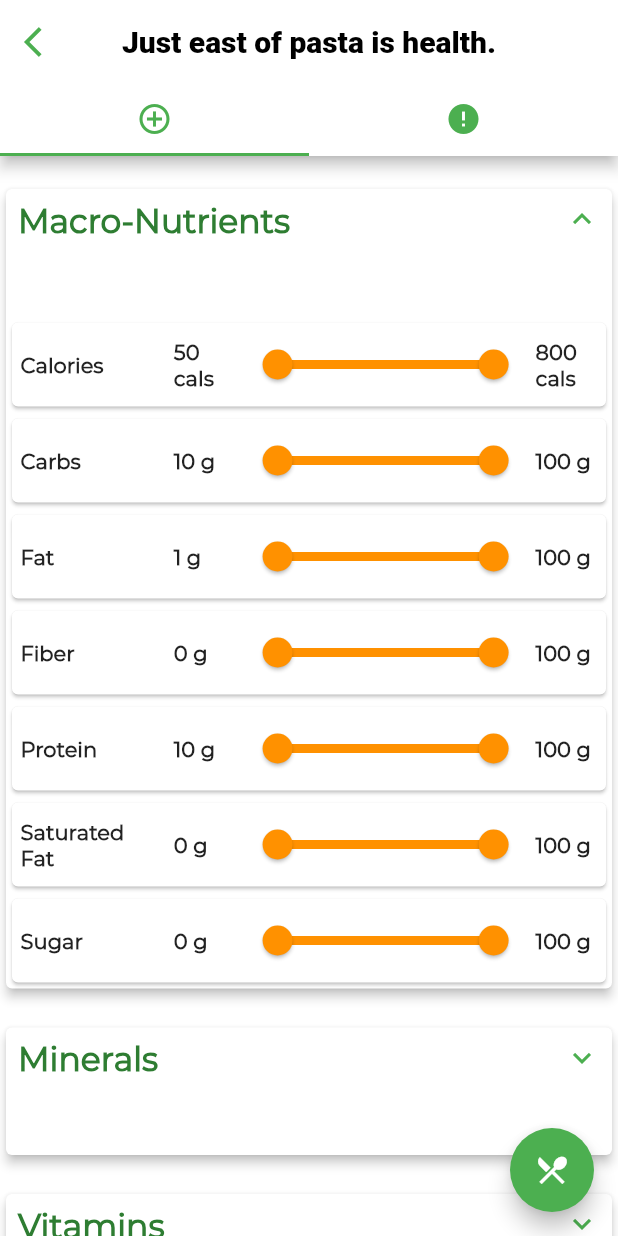
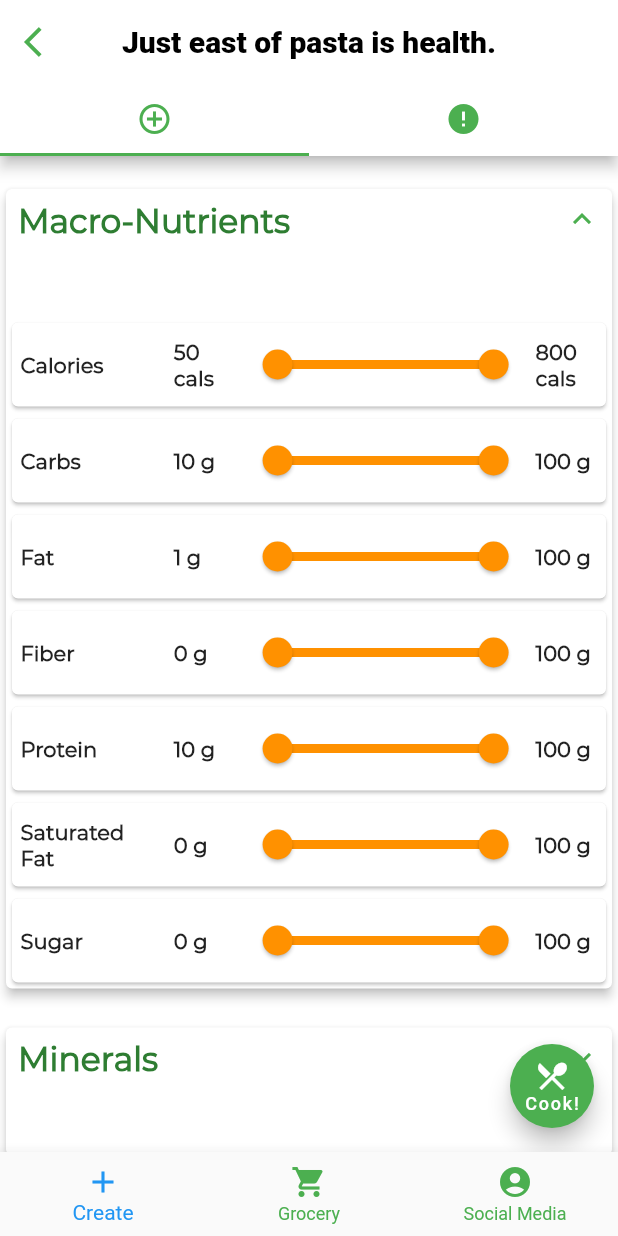
Before and after one commit to frischsl/fstfd_Flutter_UI, a Flutter app: the screen it shows after launch, after a tap on "Create", on a phone screen of 412 x 824 dp. Run offline on Flutter 3.47's test engine with Material 2 defaults, Android fonts, the phone set to English and light mode, and no system bars; drawn by our look-alikes of expandable; our stand-ins replace carousel_slider, line_icons; missing offline and left inert: dart:ffi, flutter_counter; network calls fail.

Commit message:
Organize screens and implement consistent bottomNavBar

```diff
--- a/lib/components/CreateNewMealPlanBtn.dart
+++ b/lib/components/Main/CreateNewMealPlanBtn.dart
@@ -1,7 +1,7 @@
-import 'package:fast_food/screens/NutrientSelectionScreen.dart';
+import 'file:///C:/Users/samfr/AndroidStudioProjects/fstfd/lib/screens/Main/NutrientSelectionScreen.dart';
 import 'package:flutter/material.dart';
 
-import '../constants.dart';
+import '../../constants.dart';
 
 class CreateNewMealPlanBtn extends StatefulWidget {
   @override
--- a/lib/components/PreviousMealPlanBtn.dart
+++ b/lib/components/Main/PreviousMealPlanBtn.dart
@@ -1,6 +1,6 @@
 import 'package:flutter/material.dart';
 
-import '../constants.dart';
+import '../../constants.dart';
 
 class PreviousMealPlanBtn extends StatefulWidget {
   final String title;
--- a/lib/components/RecipeCard.dart
+++ b/lib/components/Main/RecipeCard.dart
@@ -1,4 +1,4 @@
-import 'package:fast_food/screens/RecipeDetails.dart';
+import 'file:///C:/Users/samfr/AndroidStudioProjects/fstfd/lib/screens/Main/RecipeDetails.dart';
 import 'package:flutter/cupertino.dart';
 import 'package:flutter/material.dart';
 import 'package:fast_food/constants.dart';
--- a/lib/main.dart
+++ b/lib/main.dart
@@ -1,14 +1,13 @@
-import 'package:fast_food/screens/MainPageScreen.dart';
-import 'package:fast_food/screens/NutrientSelectionScreen.dart';
-import 'package:fast_food/screens/RecipeDetails.dart';
-import 'package:fast_food/screens/WeeklyOverview.dart';
+import 'file:///C:/Users/samfr/AndroidStudioProjects/fstfd/lib/screens/Main/MainPageScreen.dart';
+import 'file:///C:/Users/samfr/AndroidStudioProjects/fstfd/lib/screens/Main/NutrientSelectionScreen.dart';
+import 'file:///C:/Users/samfr/AndroidStudioProjects/fstfd/lib/screens/Main/RecipeDetails.dart';
+import 'package:fast_food/screens/TabsScreen.dart';
+import 'file:///C:/Users/samfr/AndroidStudioProjects/fstfd/lib/screens/Main/WeeklyOverview.dart';
 import 'package:fast_food/screens/recipe_detail.dart';
 import 'package:fast_food/screens/weekly_meal_plan_overview.dart';
 import 'package:fast_food/screens/testing_grounds.dart';
 import 'package:flutter/cupertino.dart';
 import 'package:flutter/material.dart';
-import 'Components/gBottomNavBar.dart';
-import 'package:google_nav_bar/google_nav_bar.dart';
 import 'package:line_icons/line_icons.dart';
 
 void main() {
@@ -26,8 +25,7 @@ class MyApp extends StatelessWidget {
           visualDensity: VisualDensity.adaptivePlatformDensity,
           primaryColor: Colors.green,
           unselectedWidgetColor: Colors.green),
-//      home: Example(),
-      initialRoute: '/MainPageScreen',
+      initialRoute: '/TabsScreen',
       routes: {
         '/recipe_detail': (context) => recipe_detail(),
         '/weekly_meal_plan_overview': (context) => weekly_meal_plan_overview(),
@@ -36,6 +34,7 @@ class MyApp extends StatelessWidget {
         '/NutrientSelectionScreen': (context) => NutrientSelectionScreen(),
         '/MainPageScreen': (context) => MainPageScreen(),
         '/RecipeDetails': (context) => RecipeDetails(),
+        '/TabsScreen': (context) => TabsScreen(),
       },
     );
   }
--- /dev/null
+++ b/lib/screens/Main/MainPageScreen.dart
@@ -0,0 +1,74 @@
+import 'dart:ffi';
+
+import 'file:///C:/Users/samfr/AndroidStudioProjects/fstfd/lib/components/Main/CreateNewMealPlanBtn.dart';
+import 'file:///C:/Users/samfr/AndroidStudioProjects/fstfd/lib/components/Main/PreviousMealPlanBtn.dart';
+import 'package:flutter/material.dart';
+
+import '../../constants.dart';
+
+class MainPageScreen extends StatefulWidget {
+  @override
+  _MainPageScreenState createState() => _MainPageScreenState();
+}
+
+class _MainPageScreenState extends State<MainPageScreen> {
+  @override
+  Widget build(BuildContext context) {
+    return Scaffold(
+      appBar: AppBar(
+        backgroundColor: Colors.white,
+        title: Text(
+          "Let's get started.",
+          style: cardTextStyleTitle,
+        ),
+        centerTitle: true,
+      ),
+      body: SafeArea(
+        child: SingleChildScrollView(
+          child: Center(
+            child: Column(
+              children: [
+                SizedBox(height: 20.0),
+                CreateNewMealPlanBtn(),
+                SizedBox(
+                  height: 8.0,
+                ),
+                PreviousMealPlanBtn(
+                  title: "Carby Body",
+                  subParams: "100g Carbs, 0g Fat",
+                  icon: Icon(Icons.alarm_off),
+                ),
+                PreviousMealPlanBtn(
+                  title: "Test",
+                  subParams: "Params",
+                  icon: Icon(Icons.archive),
+                ),
+                PreviousMealPlanBtn(
+                  title: "Test",
+                  subParams: "Params",
+                  icon: Icon(Icons.add_circle_outline),
+                ),
+                SizedBox(
+                  width: MediaQuery.of(context).size.width * 0.77,
+                  child: ListView.builder(
+                    physics: NeverScrollableScrollPhysics(),
+                    shrinkWrap: true,
+                    itemCount: 5, //MacroNutrientBuilderList.length ?? 1,
+                    itemBuilder: (context, index) {
+                      return PreviousMealPlanBtn(
+                        title: "Pizza Boy",
+                        subParams: "100g Sat. Fat",
+                        icon: Icon(Icons.local_pizza),
+                      );
+                      // return MacroNutrientBuilderList[index];
+                    },
+                  ),
+                ),
+              ],
+            ),
+          ),
+        ),
+      ),
+    );
+  }
+}
--- a/lib/screens/NutrientSelectionScreen.dart
+++ b/lib/screens/Main/NutrientSelectionScreen.dart
@@ -1,9 +1,9 @@
-import 'package:fast_food/screens/WeeklyOverview.dart';
+import 'file:///C:/Users/samfr/AndroidStudioProjects/fstfd/lib/screens/Main/WeeklyOverview.dart';
 import 'package:fast_food/screens/testingScreen.dart';
 import 'package:flutter/material.dart';
 import 'package:expandable/expandable.dart';
-import '../constants.dart';
-import 'package:fast_food/components/groupedCheckboxes_edited.dart';
+import '../../constants.dart';
+import 'file:///C:/Users/samfr/AndroidStudioProjects/fstfd/lib/components/Main/groupedCheckboxes_edited.dart';
 
 var NutrientParams = {};
 const heightBetween = 18.0;
@@ -93,7 +93,17 @@ class _NutrientSelectionScreenState extends State<NutrientSelectionScreen> {
         ]),
         floatingActionButton: FloatingActionButton(
           backgroundColor: Colors.green,
-          child: Icon(Icons.restaurant_menu),
+          splashColor: Colors.orange,
+          child: Column(
+            mainAxisAlignment: MainAxisAlignment.center,
+            children: [
+              Icon(Icons.restaurant_menu),
+              Text(
+                "Cook!",
+                style: TextStyle(fontSize: 12.0),
+              ),
+            ],
+          ),
           onPressed: () {
             Navigator.pushReplacement(
               context,
--- a/lib/screens/MainPageScreen.dart
+++ /dev/null
@@ -1,166 +0,0 @@
-import 'dart:ffi';
-
-import 'package:fast_food/components/CreateNewMealPlanBtn.dart';
-import 'package:fast_food/components/PreviousMealPlanBtn.dart';
-import 'package:flutter/material.dart';
-
-import '../constants.dart';
-import 'WeeklyOverview.dart';
-
-class MainPageScreen extends StatefulWidget {
-  @override
-  _MainPageScreenState createState() => _MainPageScreenState();
-}
-
-class _MainPageScreenState extends State<MainPageScreen> {
-  int _currentIndex = 0;
-
-  @override
-  Widget build(BuildContext context) {
-    return Scaffold(
-      appBar: AppBar(
-        backgroundColor: Colors.white,
-        title: Text(
-          "Let's get started.",
-          style: cardTextStyleTitle,
-        ),
-        centerTitle: true,
-      ),
-      body: SafeArea(
-        child: SingleChildScrollView(
-          child: Center(
-            child: Column(
-              children: [
-                SizedBox(height: 20.0),
-                CreateNewMealPlanBtn(),
-                SizedBox(
-                  height: 8.0,
-                ),
-                PreviousMealPlanBtn(
-                  title: "Carby Body",
-                  subParams: "100g Carbs, 0g Fat",
-                  icon: Icon(Icons.alarm_off),
-                ),
-                PreviousMealPlanBtn(
-                  title: "Test",
-                  subParams: "Params",
-                  icon: Icon(Icons.archive),
-                ),
-                PreviousMealPlanBtn(
-                  title: "Test",
-                  subParams: "Params",
-                  icon: Icon(Icons.add_circle_outline),
-                ),
-                SizedBox(
-                  width: MediaQuery.of(context).size.width * 0.77,
-                  child: ListView.builder(
-                    physics: NeverScrollableScrollPhysics(),
-                    shrinkWrap: true,
-                    itemCount: 5, //MacroNutrientBuilderList.length ?? 1,
-                    itemBuilder: (context, index) {
-                      return PreviousMealPlanBtn(
-                        title: "Pizza Boy",
-                        subParams: "100g Sat. Fat",
-                        icon: Icon(Icons.local_pizza),
-                      );
-                      // return MacroNutrientBuilderList[index];
-                    },
-                  ),
-                ),
-              ],
-            ),
-          ),
-        ),
-      ),
-      bottomNavigationBar: BottomNavigationBar(
-        currentIndex: _currentIndex,
-        backgroundColor: Colors.white,
-        onTap: (int index) {
-          switch (index) {
-            case 0:
-              {}
-              break;
-
-            case 1:
-              {
-                Navigator.pushReplacement(
-                  context,
-                  MaterialPageRoute(
-                    builder: (context) => WeeklyOverview(
-                      nutritionalParams: {}, // TODO: This will have to be the most recent meal plan
-                    ),
-                  ),
-                );
-              }
-              break;
-
-            case 2:
-              {
-                Navigator.pushReplacement(
-                  context,
-                  MaterialPageRoute(
-                    builder: (context) => MainPageScreen(),
-                  ),
-                );
-              }
-              break;
-
-            case 3:
-              {
-                Navigator.pushReplacement(
-                  context,
-                  MaterialPageRoute(
-                    builder: (context) => MainPageScreen(),
-                  ),
-                );
-              }
-              break;
-          }
-        },
-        items: [
-          BottomNavigationBarItem(
-            icon: Icon(
-              Icons.add,
-              color: Colors.green,
-            ),
-            backgroundColor: Colors.white,
-            title: Text(
-              "Create",
-              style: TextStyle(color: Colors.green),
-            ),
-          ),
-          BottomNavigationBarItem(
-            icon: Icon(
-              Icons.restaurant_menu,
-              color: Colors.green,
-            ),
-            title: Text(
-              "Meal Plan",
-              style: TextStyle(color: Colors.green),
-            ),
-          ),
-          BottomNavigationBarItem(
-            icon: Icon(
-              Icons.shopping_cart,
-              color: Colors.green,
-            ),
-            title: Text(
-              "Grocery",
-              style: TextStyle(color: Colors.green),
-            ),
-          ),
-          BottomNavigationBarItem(
-            icon: Icon(
-              Icons.account_circle,
-              color: Colors.green,
-            ),
-            title: Text(
-              "Social",
-              style: TextStyle(color: Colors.green),
-            ),
-          )
-        ],
-      ),
-    );
-  }
-}
--- /dev/null
+++ b/lib/screens/TabsScreen.dart
@@ -0,0 +1,90 @@
+import 'package:fast_food/screens/Main/MainPageScreen.dart';
+import 'package:flutter/material.dart';
+
+class TabsScreen extends StatefulWidget {
+  @override
+  _TabsScreenState createState() => _TabsScreenState();
+}
+
+class _TabsScreenState extends State<TabsScreen> {
+  int _currentIndex = 0;
+
+  final _mainPageScreen = GlobalKey<NavigatorState>();
+  final _groceryList = GlobalKey<NavigatorState>();
+  final _socialMedia = GlobalKey<NavigatorState>();
+
+  @override
+  Widget build(BuildContext context) {
+    return Scaffold(
+      body: IndexedStack(
+        index: _currentIndex,
+        children: <Widget>[
+          Navigator(
+            key: _mainPageScreen,
+            onGenerateRoute: (route) => MaterialPageRoute(
+              settings: route,
+              builder: (context) => MainPageScreen(),
+            ),
+          ),
+          Navigator(
+            key: _groceryList,
+            onGenerateRoute: (route) => MaterialPageRoute(
+              settings: route,
+              builder: (context) => MainPageScreen(),
+            ),
+          ),
+          Navigator(
+            key: _socialMedia,
+            onGenerateRoute: (route) => MaterialPageRoute(
+              settings: route,
+              builder: (context) => MainPageScreen(),
+            ),
+          ),
+        ],
+      ),
+      bottomNavigationBar: BottomNavigationBar(
+        type: BottomNavigationBarType.fixed,
+        currentIndex: _currentIndex,
+        onTap: (val) => _onTap(val, context),
+        backgroundColor: Theme.of(context).scaffoldBackgroundColor,
+        items: [
+          BottomNavigationBarItem(
+            icon: Icon(Icons.add),
+            title: Text('Create'),
+          ),
+          BottomNavigationBarItem(
+            icon: Icon(Icons.shopping_cart),
+            title: Text('Grocery'),
+          ),
+          BottomNavigationBarItem(
+            icon: Icon(Icons.account_circle),
+            title: Text('Social Media'),
+          ),
+        ],
+      ),
+    );
+  }
+
+  void _onTap(int val, BuildContext context) {
+    if (_currentIndex == val) {
+      switch (val) {
+        case 0:
+          _mainPageScreen.currentState.popUntil((route) => route.isFirst);
+          break;
+        case 1:
+          _groceryList.currentState.popUntil((route) => route.isFirst);
+          break;
+        case 2:
+          _socialMedia.currentState.popUntil((route) => route.isFirst);
+          break;
+        default:
+      }
+    } else {
+      if (mounted) {
+        setState(() {
+          _currentIndex = val;
+        });
+      }
+    }
+  }
+}
--- a/lib/screens/recipe_detail.dart
+++ b/lib/screens/recipe_detail.dart
@@ -3,7 +3,6 @@ import 'dart:convert';
 import 'package:fast_food/Models/ComplexSearch.dart' as cs;
 import 'package:fast_food/Models/RecipeInformation.dart';
 import 'package:flutter/material.dart';
-import 'package:fast_food/components/gBottomNavBar.dart';
 import 'package:line_icons/line_icons.dart';
 import 'package:flutter_counter/flutter_counter.dart';
 import 'package:http/http.dart' as http;
@@ -63,7 +62,7 @@ class _recipe_detailState extends State<recipe_detail> {
   @override
   Widget build(BuildContext context) {
     return Scaffold(
-      bottomNavigationBar: gBottomNavBar(),
+      // bottomNavigationBar: gBottomNavBar(),
       appBar: appBar,
       // AppBar(
       //   backgroundColor: Colors.grey[50],
--- a/lib/screens/testing_grounds.dart
+++ b/lib/screens/testing_grounds.dart
@@ -1,6 +1,6 @@
 import 'dart:convert';
 
-import 'package:fast_food/components/RecipeCard.dart';
+import 'file:///C:/Users/samfr/AndroidStudioProjects/fstfd/lib/components/Main/RecipeCard.dart';
 import 'package:flutter/cupertino.dart';
 import 'package:flutter/material.dart';
 import 'package:http/http.dart' as http;
--- a/lib/screens/weekly_meal_plan_overview.dart
+++ b/lib/screens/weekly_meal_plan_overview.dart
@@ -1,5 +1,5 @@
 import 'package:flutter/material.dart';
-import 'package:fast_food/components/gBottomNavBar.dart';
+// import 'package:fast_food/components/gBottomNavBar.dart';
 import 'package:fast_food/components/recipe_card.dart';
 //import 'package:expansion_card/expansion_card.dart';
 import 'package:fast_food/components/expand_block.dart';
@@ -18,7 +18,7 @@ class _weekly_meal_plan_overviewState extends State<weekly_meal_plan_overview> {
   Widget build(BuildContext context) {
     return Scaffold(
       backgroundColor: Colors.grey[100],
-      bottomNavigationBar: gBottomNavBar(),
+      // bottomNavigationBar: gBottomNavBar(),
       body: SafeArea(
         child: ListView(
           children: [
```
Also changed, not shown: lib/components/gBottomNavBar.dart (deleted, +0 -208 lines), lib/screens/Main/RecipeDetails.dart (renamed from lib/screens/RecipeDetails.dart, +4 -5 lines), lib/screens/Main/WeeklyOverview.dart (renamed from lib/screens/WeeklyOverview.dart, +11 -96 lines), lib/components/Main/groupedCheckboxes_edited.dart (renamed from lib/components/groupedCheckboxes_edited.dart).
